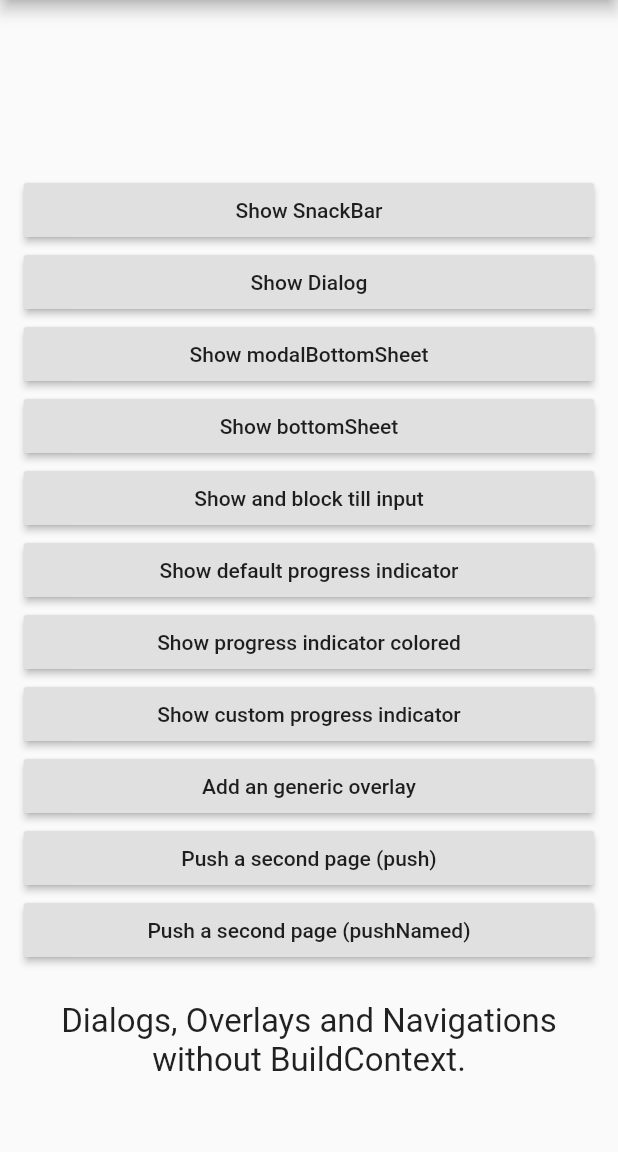
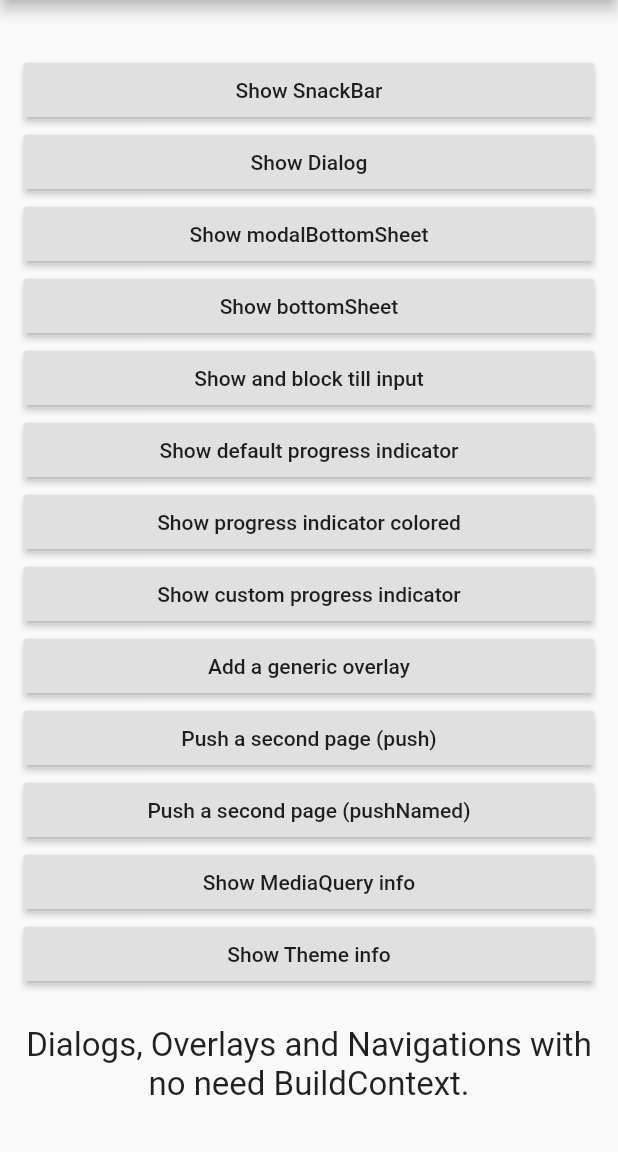
Before and after one commit to emanuel-braz/one_context, a Flutter app: the screen it shows after launch, on a phone screen of 412 x 824 dp, the part 84-1236 px from its top. Run offline on Flutter 3.47's test engine with Material 2 defaults, Android fonts, the phone set to English and light mode, and no system bars; statements that could not run were skipped.

Commit message:
* Add MediaQuery * Add Theme * Add TextTheme

```diff
--- a/example/lib/main.dart
+++ b/example/lib/main.dart
@@ -73,7 +73,7 @@ class _MyHomePageState extends State<MyHomePage>
             mainAxisAlignment: MainAxisAlignment.center,
             mainAxisSize: MainAxisSize.min,
             children: <Widget>[
-              SizedBox(height: 100),
+              SizedBox(height: 20),
               RaisedButton(
                 child: Text('Show SnackBar'),
                 onPressed: () {
@@ -258,7 +258,7 @@ class _MyHomePageState extends State<MyHomePage>
                 },
               ),
               RaisedButton(
-                child: Text('Add an generic overlay'),
+                child: Text('Add a generic overlay'),
                 onPressed: () {
                   showTipsOnScreen('OneContext().addOverlay(builder)');
                   String overId = UniqueKey().toString();
@@ -311,9 +311,36 @@ class _MyHomePageState extends State<MyHomePage>
                   print('$result from OneContext().pushNamed()');
                 },
               ),
+              RaisedButton(
+                child: Text('Show MediaQuery info'),
+                onPressed: () async {
+                  MediaQueryData mediaQuery = OneContext().mediaQuery;
+                  String info =
+                      'orientation: ${mediaQuery.orientation.toString()}\n'
+                      'devicePixelRatio: ${mediaQuery.devicePixelRatio}\n'
+                      'platformBrightness: ${mediaQuery.platformBrightness.toString()}\n'
+                      'width: ${mediaQuery.size.width}\n'
+                      'height: ${mediaQuery.size.height}\n'
+                      'textScaleFactor: ${mediaQuery.textScaleFactor}';
+                  print(info);
+                  showTipsOnScreen(info, size: 200, seconds: 5);
+                },
+              ),
+              RaisedButton(
+                child: Text('Show Theme info'),
+                onPressed: () async {
+                  ThemeData theme = OneContext().theme;
+                  String info = 'platform: ${theme.platform}\n'
+                      'primaryColor: ${theme.primaryColor}\n'
+                      'accentColor: ${theme.accentColor}\n'
+                      'title.color: ${theme.textTheme.title.color}';
+                  print(info);
+                  showTipsOnScreen(info, size: 200, seconds: 5);
+                },
+              ),
               SizedBox(height: 24),
               Text(
-                'Dialogs, Overlays and Navigations without BuildContext.',
+                'Dialogs, Overlays and Navigations with no need BuildContext.',
                 textAlign: TextAlign.center,
                 style: TextStyle(fontSize: 22),
               )
@@ -346,7 +373,7 @@ class SecondPage extends StatelessWidget {
 }
 
 // Dont need context, so features can be create in any place ;)
-void showTipsOnScreen(String text) {
+void showTipsOnScreen(String text, {double size, int seconds}) {
   String id = UniqueKey().toString();
   OneContext().addOverlay(
     overlayId: id,
@@ -364,9 +391,10 @@ void showTipsOnScreen(String text) {
             ),
           ),
           color: Colors.red,
-          height: 100,
+          height: size ?? 100,
           width: double.infinity),
     ),
   );
-  Future.delayed(Duration(seconds: 2), () => OneContext().removeOverlay(id));
+  Future.delayed(
+      Duration(seconds: seconds ?? 2), () => OneContext().removeOverlay(id));
 }
--- a/lib/src/controllers/one_context.dart
+++ b/lib/src/controllers/one_context.dart
@@ -21,15 +21,18 @@ class OneContext with NavigatorController, OverlayController, DialogController {
     return _context;
   }
 
-  /// Don't touch this, it will be automatically get configured :)
   set context(newContext) => _context = newContext;
+
+  MediaQueryData get mediaQuery => MediaQuery.of(context);
+  ThemeData get theme => Theme.of(context);
+  TextTheme get textTheme => theme.textTheme;
+  FocusScopeNode get focusScope => FocusScope.of(context);
 
   OneContext._private();
   static OneContext instance = OneContext._private();
   factory OneContext() => instance;
 
-  /// Don't touch this, it will be automatically get configured :)
-  /// Register all necessary callbacks from main widget
+  /// Register all necessary callbacks from main widget, automatically
   void registerDialogCallback(
       {DialogFuture showDialog,
       DialogModalSheet showModalBottomSheet,
--- a/pubspec.yaml
+++ b/pubspec.yaml
@@ -1,6 +1,6 @@
 name: one_context
-description: OneContext provides a simple way to deal with Dialogs, Overlays and Navigations with no need of BuildContext.
-version: 0.1.1
+description: OneContext provides a simple way to deal with Dialogs, Overlays, Navigations, Theme* and MediaQuery* with no need of BuildContext.
+version: 0.2.1
 author: Emanuel Braz - fastencoding@gmail.com
 homepage: https://github.com/emanuel-braz/one_context.git
 
```
Also changed, not shown: example/pubspec.lock, 2 other files.
